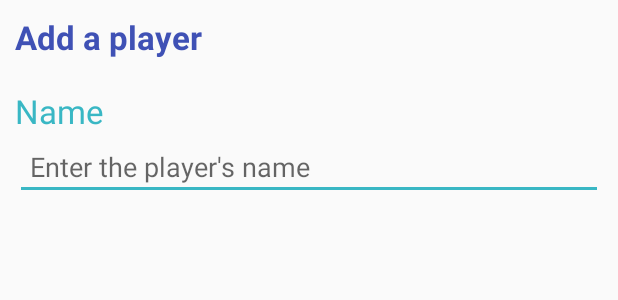
After one commit to Nashunn/ESIEA-RPGToolbox, an Android app: the layout popup_add_player.xml on its own in the app's theme, with its tools: preview values and no code run, on a phone screen of 412 x 824 dp. The commit adds this screen. Shown: the top 300 px of the screen. Run offline under Robolectric (Android 15) with nearby library versions, the phone set to English and light mode, and no system bars.

Commit message:
implement function to add player in cache + popup add player and lot of cool stuff

```diff
--- a/app/src/main/java/fr/nashunn/rpg_toolbox/view/DiceActivity.java
+++ b/app/src/main/java/fr/nashunn/rpg_toolbox/view/DiceActivity.java
@@ -14,6 +14,7 @@ import android.widget.TextView;
 import android.widget.Toast;
 
 import java.util.List;
+import java.util.Objects;
 import java.util.Timer;
 import java.util.TimerTask;
 
@@ -35,6 +36,8 @@ public class DiceActivity extends AppCompatActivity {
     protected void onCreate(Bundle savedInstanceState) {
         super.onCreate(savedInstanceState);
         setContentView(R.layout.activity_dice);
+
+        Objects.requireNonNull(getSupportActionBar()).setDisplayHomeAsUpEnabled(true); // Put back button
 
         diceValue = findViewById(R.id.diceValue);
         diceView = findViewById(R.id.diceView);
--- a/app/src/main/res/layout/fragment_user_list.xml
+++ b/app/src/main/res/layout/fragment_user_list.xml
@@ -1,7 +1,6 @@
 <?xml version="1.0" encoding="utf-8"?>
 <android.support.constraint.ConstraintLayout xmlns:android="http://schemas.android.com/apk/res/android"
     xmlns:app="http://schemas.android.com/apk/res-auto"
-    xmlns:tools="http://schemas.android.com/tools"
     android:id="@+id/fragment_user_list"
     android:layout_width="match_parent"
     android:layout_height="match_parent"
@@ -14,7 +13,7 @@
         android:layout_marginEnd="8dp"
         android:layout_marginStart="10dp"
         android:layout_marginTop="8dp"
-        android:text="Point Counter"
+        android:text="@string/title_pointCounter"
         android:textColor="@color/colorPrimary"
         android:textSize="22sp"
         android:textStyle="bold"
--- /dev/null
+++ b/app/src/main/res/layout/popup_add_player.xml
@@ -0,0 +1,35 @@
+<?xml version="1.0" encoding="utf-8"?>
+<LinearLayout
+    xmlns:android="http://schemas.android.com/apk/res/android"
+    android:layout_width="match_parent"
+    android:layout_height="wrap_content"
+    android:orientation="vertical"
+    android:padding="10dp">
+
+    <TextView
+        android:layout_width="wrap_content"
+        android:layout_height="wrap_content"
+        android:textColor="@color/colorPrimary"
+        android:textStyle="bold"
+        android:textSize="22sp"
+        android:textAppearance="?android:attr/textAppearanceLarge"
+        android:text="@string/title_addPlayer"
+        android:id="@+id/tv_title_addPlayer"
+        android:layout_marginBottom="20dp"/>
+
+    <TextView
+        android:layout_width="wrap_content"
+        android:layout_height="wrap_content"
+        android:textColor="@color/colorAccent"
+        android:textSize="22sp"
+        android:textAppearance="?android:attr/textAppearanceMedium"
+        android:text="@string/addPlayer_name"
+        android:id="@+id/tv_label_playerName" />
+
+    <EditText
+        android:id="@+id/et_addPlayer_name"
+        android:layout_width="fill_parent"
+        android:hint="@string/hint_playerName"
+        android:layout_height="wrap_content"
+        android:padding="10dp" />
+</LinearLayout>
--- a/app/src/main/res/values/strings.xml
+++ b/app/src/main/res/values/strings.xml
@@ -3,4 +3,8 @@
     <string name="diceText">Le résultat du lancer de dé est :</string>
     <string name="diceValue">X</string>
     <string name="pref_players">fr.nashunn.drinkit.pref_players</string>
+    <string name="title_addPlayer">Add a player</string>
+    <string name="title_pointCounter">Point Counter</string>
+    <string name="addPlayer_name">Name</string>
+    <string name="hint_playerName">Enter the player\'s name</string>
 </resources>
--- a/app/src/main/res/values/styles.xml
+++ b/app/src/main/res/values/styles.xml
@@ -8,4 +8,9 @@
         <item name="colorAccent">@color/colorAccent</item>
     </style>
 
+    <style name="SplashTheme" parent="Theme.AppCompat.Light.NoActionBar">
+        <item name="android:statusBarColor">@color/colorPrimary</item>
+        <item name="android:windowDisablePreview">true</item>
+    </style>
+
 </resources>
```
Also changed, not shown: app/src/main/AndroidManifest.xml (+7 -5 lines), app/src/main/java/fr/nashunn/rpg_toolbox/model/Player.java (+43 -0 lines), app/src/main/java/fr/nashunn/rpg_toolbox/model/PlayerListAdapter.java (+4 -4 lines), app/src/main/java/fr/nashunn/rpg_toolbox/view/PlayerListFragment.java (+99 -20 lines).
